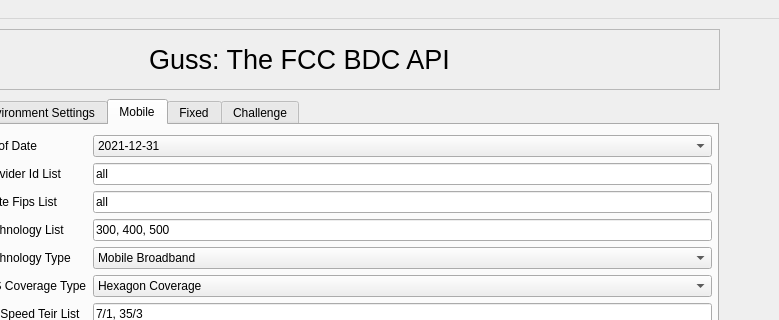
taznasafi/GUI-GUSS, file gui/GUSS.ui: the form before one commit; both pictures show x 121 to 900 and y 0 to 320 of the 900 by 850 pixel window.
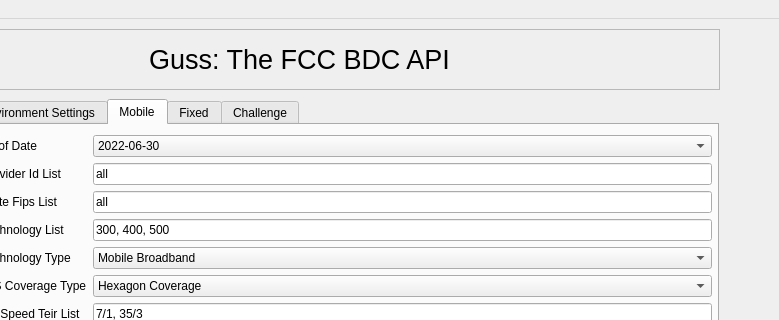
The form after the commit. The open tabs and pages were chosen to show the change.

What changed in the file:
```diff
--- a/gui/GUSS.ui
+++ b/gui/GUSS.ui
@@ -175,7 +175,7 @@
         <x>10</x>
         <y>10</y>
         <width>731</width>
-        <height>291</height>
+        <height>307</height>
        </rect>
       </property>
       <layout class="QFormLayout" name="formLayout">
@@ -188,11 +188,6 @@
        </item>
        <item row="0" column="1">
         <widget class="QComboBox" name="m_asOfDate_com">
-         <item>
-          <property name="text">
-           <string>2021-12-31</string>
-          </property>
-         </item>
          <item>
           <property name="text">
            <string>2022-06-30</string>
```
Left out of the diff: 112 changed lines with no effect on the pictures.
